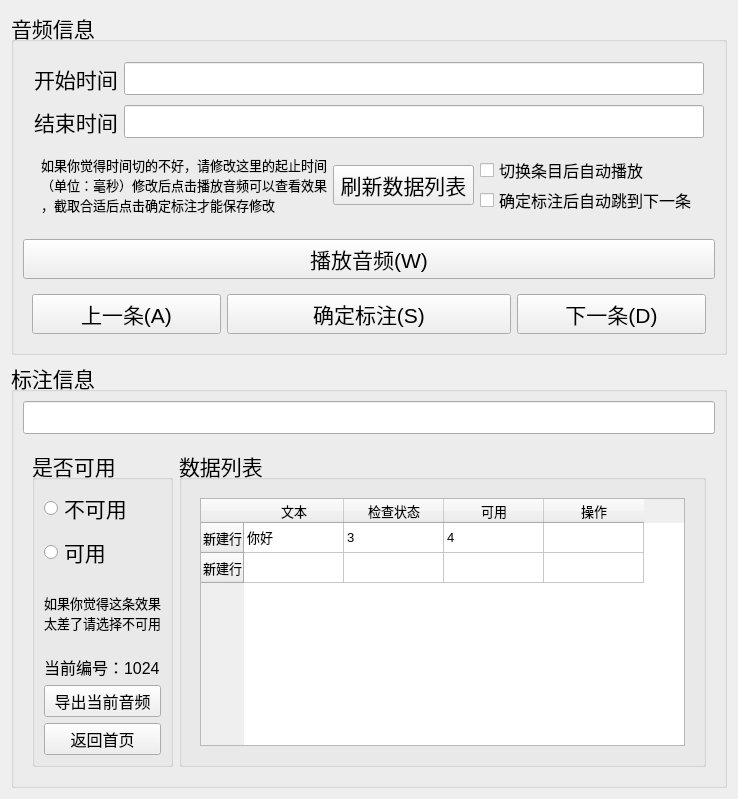
Before: the Qt Designer form ui/gui.ui in kslz/SoundLabel, drawn with Qt 5.
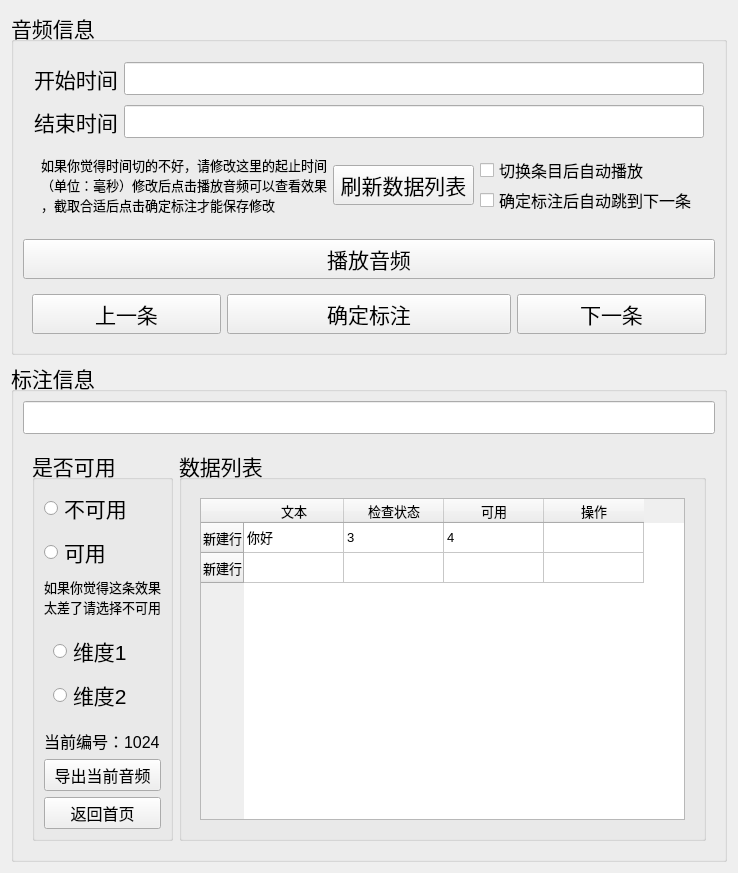
After: the same form once the commit is applied.

Commit message: 改下界面

Diff of the .ui file:
```diff
--- a/ui/gui.ui
+++ b/ui/gui.ui
@@ -207,10 +207,7 @@
            </font>
           </property>
           <property name="text">
-           <string>播放音频(W)</string>
-          </property>
-          <property name="shortcut">
-           <string>W</string>
+           <string>播放音频</string>
           </property>
          </widget>
         </item>
@@ -249,10 +246,7 @@
               </font>
              </property>
              <property name="text">
-              <string>上一条(A)</string>
-             </property>
-             <property name="shortcut">
-              <string>A</string>
+              <string>上一条</string>
              </property>
             </widget>
            </item>
@@ -270,10 +264,7 @@
               </font>
              </property>
              <property name="text">
-              <string>确定标注(S)</string>
-             </property>
-             <property name="shortcut">
-              <string>S</string>
+              <string>确定标注</string>
              </property>
             </widget>
            </item>
@@ -291,10 +282,7 @@
               </font>
              </property>
              <property name="text">
-              <string>下一条(D)</string>
-             </property>
-             <property name="shortcut">
-              <string>D</string>
+              <string>下一条</string>
              </property>
             </widget>
            </item>
@@ -362,6 +350,26 @@
               </property>
              </widget>
             </item>
+            <item>
+             <widget class="QWidget" name="widget_9" native="true">
+              <layout class="QVBoxLayout" name="verticalLayout_8">
+               <item>
+                <widget class="QRadioButton" name="radioButton_3">
+                 <property name="text">
+                  <string>维度1</string>
+                 </property>
+                </widget>
+               </item>
+               <item>
+                <widget class="QRadioButton" name="radioButton_4">
+                 <property name="text">
+                  <string>维度2</string>
+                 </property>
+                </widget>
+               </item>
+              </layout>
+             </widget>
+            </item>
             <item>
              <widget class="QLabel" name="label_5">
               <property name="sizePolicy">
```
Left out of the diff: 24 changed lines with no effect on the pictures. The commit also changes 2 other files.
